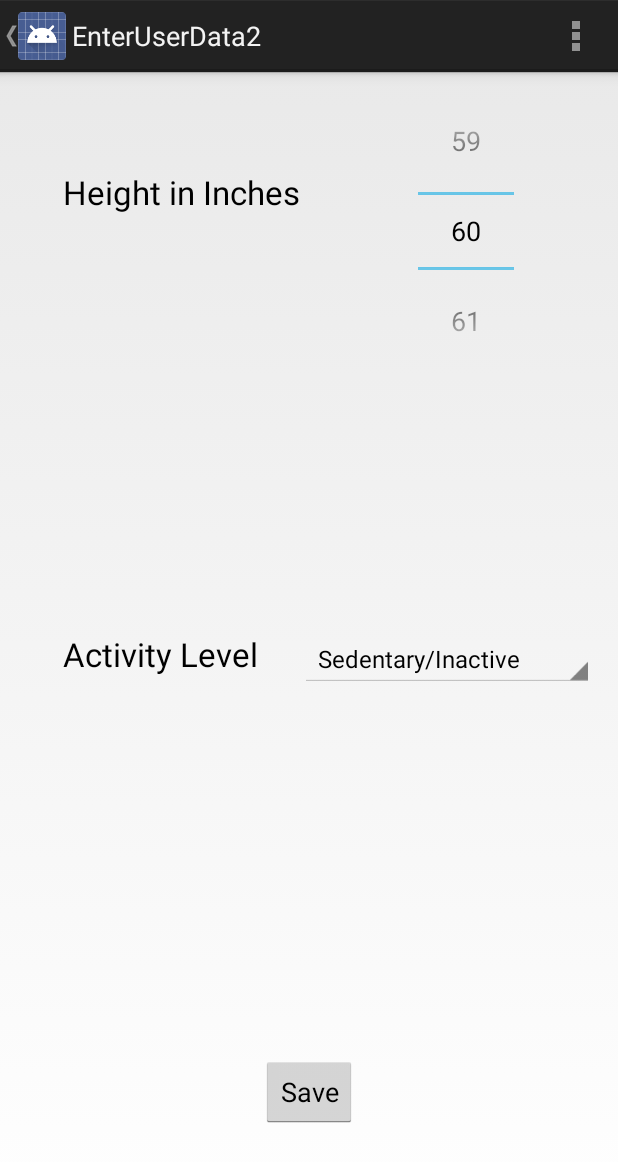
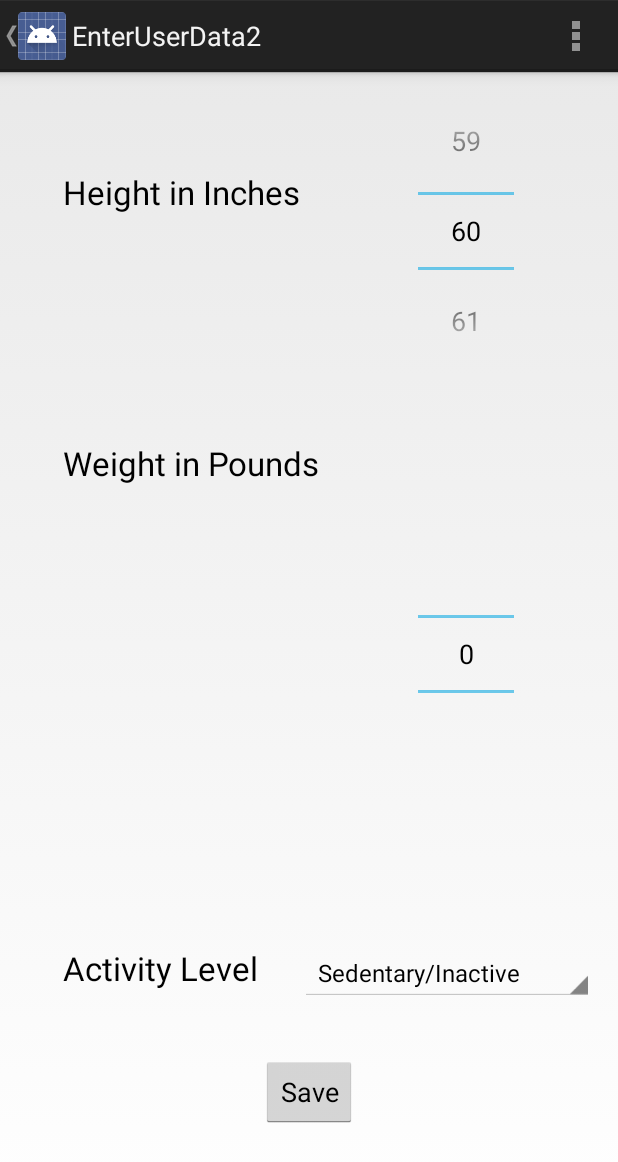
Before and after one commit to xiaoqin2012/nutrition1, an Android app: the EnterUserData screen opened directly, with no data from a screen before it, after a tap on "Next", on a phone screen of 412 x 824 dp. Shown: the top 1162 px of the screen. Run offline under Robolectric (Android 15) with nearby library versions, the light colour scheme and no system bars; our stand-ins replace AdMob; 12 statements that could not run were skipped.

Commit message:
Add weight selection

```diff
--- a/NutritionTracker/NutritionTracker/app/src/main/java/net/tigerparents/nut/EnterUserData2.java
+++ b/NutritionTracker/NutritionTracker/app/src/main/java/net/tigerparents/nut/EnterUserData2.java
@@ -15,6 +15,7 @@ import android.widget.Spinner;
 public class EnterUserData2 extends Activity implements AdapterView.OnItemSelectedListener {
 
     NumberPicker _height_picker;
+    NumberPicker _weight_picker;
     private int activity_level;
 
     public void onItemSelected(AdapterView<?> parent, View view,
@@ -34,10 +35,14 @@ public class EnterUserData2 extends Activity implements AdapterView.OnItemSelect
         super.onCreate(savedInstanceState);
         setContentView(R.layout.activity_enter_user_data2);
         _height_picker = (NumberPicker) findViewById(R.id.heightPicker);
+        _weight_picker = (NumberPicker) findViewById(R.id.weightPicker);
         Spinner activitySpinner = (Spinner) findViewById(R.id.activity_spinner);
         _height_picker.setMinValue(12);
         _height_picker.setMaxValue(100);
         _height_picker.setValue(60);
+        _weight_picker.setMinValue(20);
+        _weight_picker.setMinValue(500);
+        _weight_picker.setValue(100);
         ArrayAdapter<CharSequence> adapter = ArrayAdapter.createFromResource(this,
                 R.array.activity_levels, android.R.layout.simple_spinner_item);
         // Specify the layout to use when the list of choices appears
@@ -72,6 +77,7 @@ public class EnterUserData2 extends Activity implements AdapterView.OnItemSelect
         PersonProfile pp = UIUtils.s_PP;
 
         pp.setHeight(_height_picker.getValue());
+        pp.setWeight(_weight_picker.getValue());
         double activityMap[] = {0.0, 20.0, 30.0, 40.0, 50.0, 60.0};
         pp.setWorkout(activityMap[activity_level]);
         pp.setDailyKcal();
--- a/NutritionTracker/NutritionTracker/app/src/main/java/net/tigerparents/nut/PersonProfile.java
+++ b/NutritionTracker/NutritionTracker/app/src/main/java/net/tigerparents/nut/PersonProfile.java
@@ -14,12 +14,12 @@ public class PersonProfile {
     String gender;
     boolean isPregnant;
     boolean isLactating;
-    double weight;
     //calculated:
     int age;
     String ageGroup;
     String status;
     double daily_kcal;
+    private double weight;
     private int height;
     private double workout;
 
@@ -30,7 +30,7 @@ public class PersonProfile {
         this.gender = gender ? "male" : "female";
         this.isPregnant = isPregnant;
         this.isLactating = isLactating;
-        this.weight = weight;
+        this.setWeight(weight);
         this.setHeight(height);
         this.setWorkout(workout);
         status = isLactating ? "lactation" : (isPregnant ? "pregnancy" : this.gender);
@@ -117,6 +117,9 @@ public class PersonProfile {
         return weight;
     }
 
+    public void setWeight(double weight) {
+        this.weight = weight;
+    }
 
     public String getAgeGroup() {
         return ageGroup;
@@ -128,9 +131,9 @@ public class PersonProfile {
 
     void setDailyKcal() {
         if (this.gender == "female") {
-            daily_kcal = 665 + 5.3 * weight + 4.7 * height - 4.7 * age;
+            daily_kcal = 665 + 5.3 * getWeight() + 4.7 * height - 4.7 * age;
         } else {
-            daily_kcal = 660 + 6.3 * weight + 12.9 * height - 6.8 * age;
+            daily_kcal = 660 + 6.3 * getWeight() + 12.9 * height - 6.8 * age;
         }
 
         daily_kcal *= (1 + workout / 100);
@@ -166,7 +169,7 @@ public class PersonProfile {
                 +birth + ", " +
                 "\'" + gender + "\', " +
                 "\'" + status + "\', " +
-                +weight + ", " +
+                +getWeight() + ", " +
                 +getHeight() + ", " +
                 +getWorkout() +
                 " ); ";
--- a/NutritionTracker/NutritionTracker/app/src/main/res/layout/activity_enter_user_data2.xml
+++ b/NutritionTracker/NutritionTracker/app/src/main/res/layout/activity_enter_user_data2.xml
@@ -32,9 +32,10 @@
         android:id="@+id/textView"
         android:layout_width="wrap_content"
         android:layout_height="wrap_content"
+        android:layout_above="@+id/button"
         android:layout_alignLeft="@+id/textView2"
         android:layout_alignStart="@+id/textView2"
-        android:layout_centerVertical="true"
+        android:layout_marginBottom="44dp"
         android:text="Activity Level"
         android:textAppearance="?android:attr/textAppearanceLarge" />
 
@@ -56,4 +57,23 @@
         android:onClick="onSave"
         android:text="Save" />
 
+    <TextView
+        android:id="@+id/textView3"
+        android:layout_width="wrap_content"
+        android:layout_height="wrap_content"
+        android:layout_alignLeft="@+id/textView2"
+        android:layout_alignStart="@+id/textView2"
+        android:layout_below="@+id/heightPicker"
+        android:layout_marginTop="50dp"
+        android:text="Weight in Pounds"
+        android:textAppearance="?android:attr/textAppearanceLarge" />
+
+    <NumberPicker
+        android:id="@+id/weightPicker"
+        android:layout_width="wrap_content"
+        android:layout_height="wrap_content"
+        android:layout_alignLeft="@+id/heightPicker"
+        android:layout_alignStart="@+id/heightPicker"
+        android:layout_centerVertical="true" />
+
 </RelativeLayout>
```
Also changed, not shown: 2 other files.
